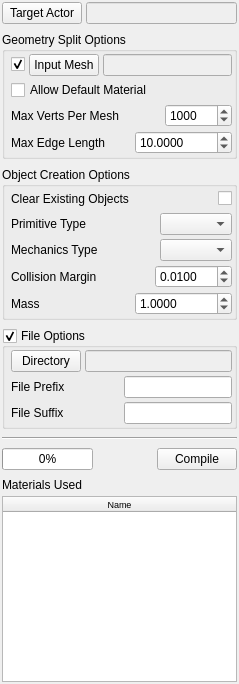
Before: the Qt Designer form delta3d/utilities/STAGE/plugins/STPhysicsCompiler/physicscompilerpanel.ui in delta3d/delta3d, drawn with Qt 5.
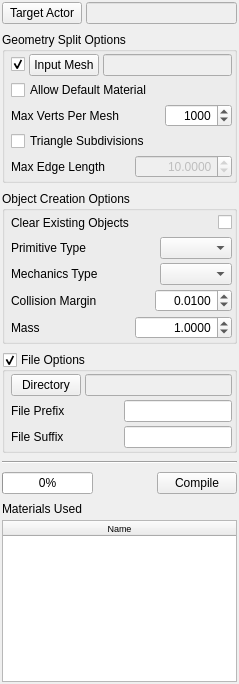
After: the same form once the commit is applied.

Commit message: * Added an option to the physics compiler tool interface for disabling the split of triangles by max edge length. * Modified the method TriangleRecorder::SplitIf to return false if an invalid max edge length is specified.

Patch:
```diff
--- a/delta3d/utilities/STAGE/plugins/STPhysicsCompiler/physicscompilerpanel.ui
+++ b/delta3d/utilities/STAGE/plugins/STPhysicsCompiler/physicscompilerpanel.ui
@@ -175,6 +175,9 @@
         </item>
         <item>
          <widget class="QSpinBox" name="mMaxVertsPerMesh">
+          <property name="alignment">
+           <set>Qt::AlignRight|Qt::AlignTrailing|Qt::AlignVCenter</set>
+          </property>
           <property name="minimum">
            <number>3</number>
           </property>
@@ -191,6 +194,13 @@
         </item>
        </layout>
       </item>
+      <item>
+       <widget class="QCheckBox" name="mTriangleSubdivisionEnabled">
+        <property name="text">
+         <string>Triangle Subdivisions</string>
+        </property>
+       </widget>
+      </item>
       <item>
        <layout class="QHBoxLayout" name="horizontalLayout">
         <property name="spacing">
@@ -221,6 +231,12 @@
         </item>
         <item>
          <widget class="QDoubleSpinBox" name="mMaxEdgeLength">
+          <property name="enabled">
+           <bool>false</bool>
+          </property>
+          <property name="alignment">
+           <set>Qt::AlignRight|Qt::AlignTrailing|Qt::AlignVCenter</set>
+          </property>
           <property name="decimals">
            <number>4</number>
           </property>
@@ -388,6 +404,9 @@
         </item>
         <item>
          <widget class="QDoubleSpinBox" name="mCollisionMargin">
+          <property name="alignment">
+           <set>Qt::AlignRight|Qt::AlignTrailing|Qt::AlignVCenter</set>
+          </property>
           <property name="decimals">
            <number>4</number>
           </property>
@@ -431,6 +450,9 @@
         </item>
         <item>
          <widget class="QDoubleSpinBox" name="mMass">
+          <property name="alignment">
+           <set>Qt::AlignRight|Qt::AlignTrailing|Qt::AlignVCenter</set>
+          </property>
           <property name="decimals">
            <number>4</number>
           </property>
```
Left out of the diff: 26 changed lines with no effect on the pictures. The commit also changes 2 other files.
